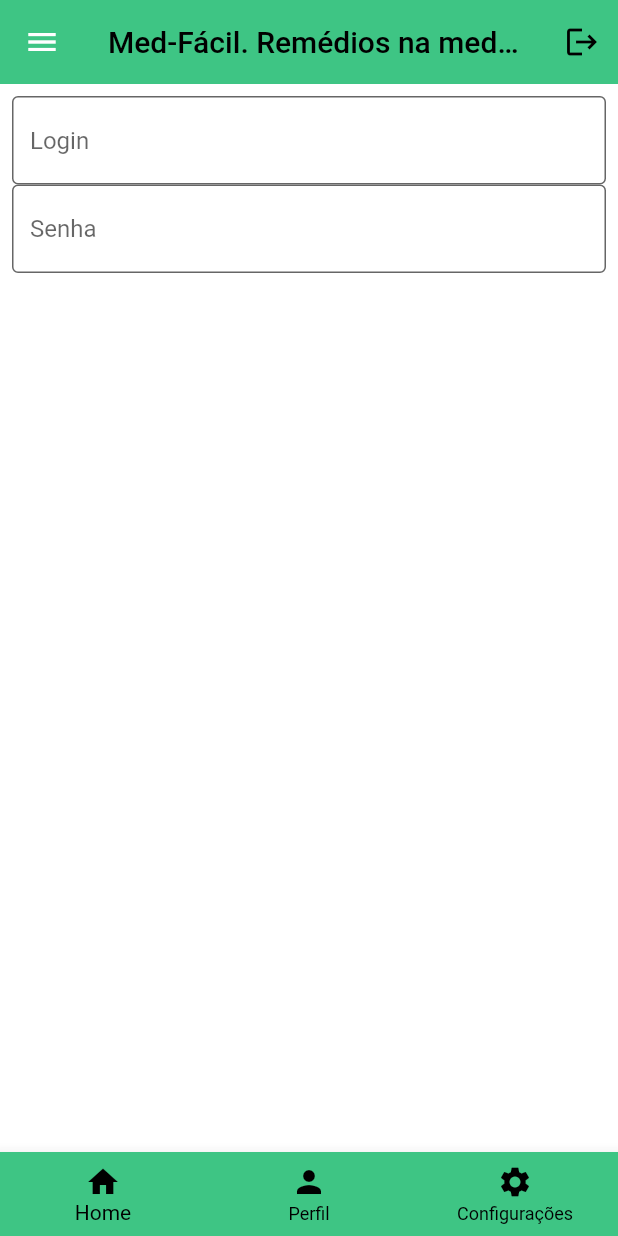
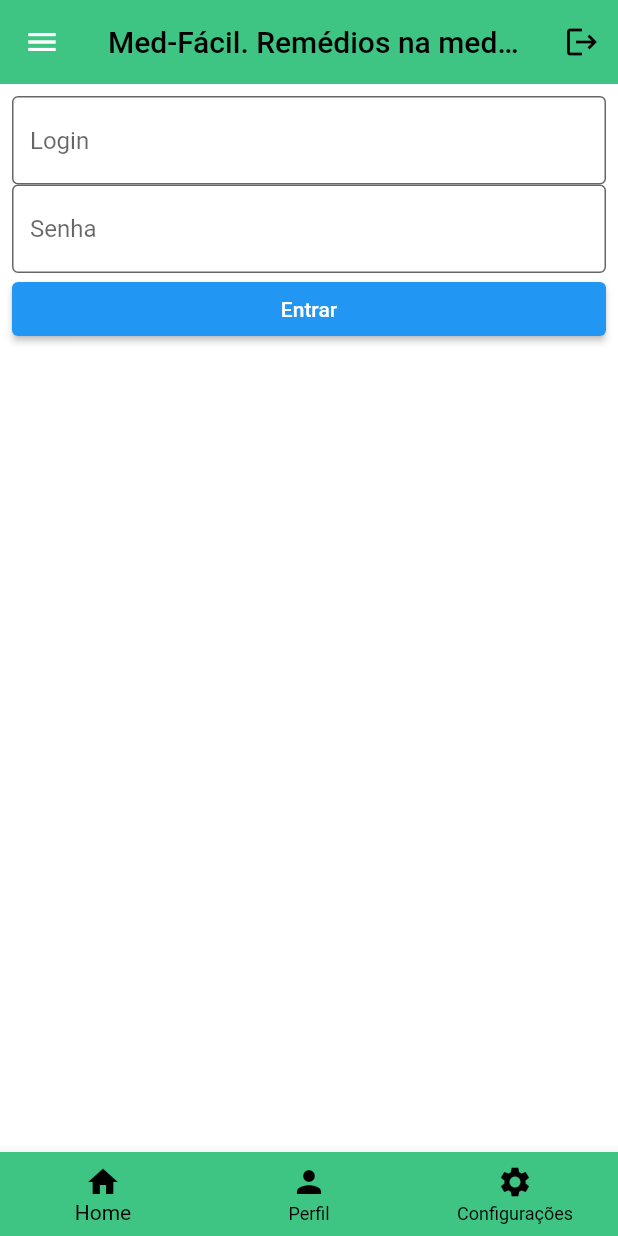
Before and after one commit to luiz-alencar/med-facil, a Flutter app: the screen it shows after launch, on a phone screen of 412 x 824 dp. Run offline on Flutter 3.47's test engine with Material 2 defaults, Android fonts, the light colour scheme and no system bars; missing offline and left inert: dart:html.

Commit message:
Acréscimo do botão enviar

```diff
--- a/med-facil mobile/med_facil/lib/main.dart
+++ b/med-facil mobile/med_facil/lib/main.dart
@@ -130,7 +130,9 @@ body: Center(
 
     child: Padding(
       padding: const EdgeInsets.all(8.0),
-      child: Column(children: [
+      child: Column(
+        crossAxisAlignment: CrossAxisAlignment.stretch,
+        children: <Widget>[
         TextField(
           decoration: InputDecoration(
               border: OutlineInputBorder(),
@@ -145,6 +147,7 @@ body: Center(
               filled: true,
               fillColor: Colors.white),
         ),
+        ElevatedButton(onPressed: () {}, child: Text("Entrar")),
       ]),
     ),
 )
```
Also changed, not shown: 1 other file.
